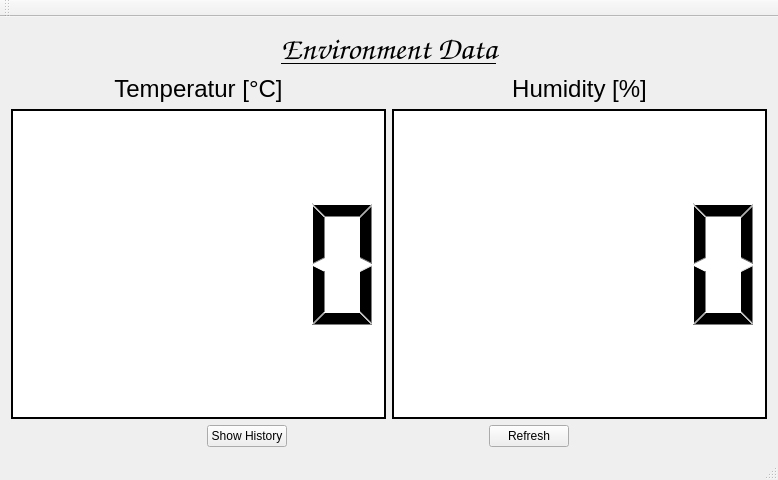
The window that gui/GuiDataVisualization/mainwindow.ui (PhilippWuerfel/EspSensorProj) describes before a commit, drawn with Qt 5.
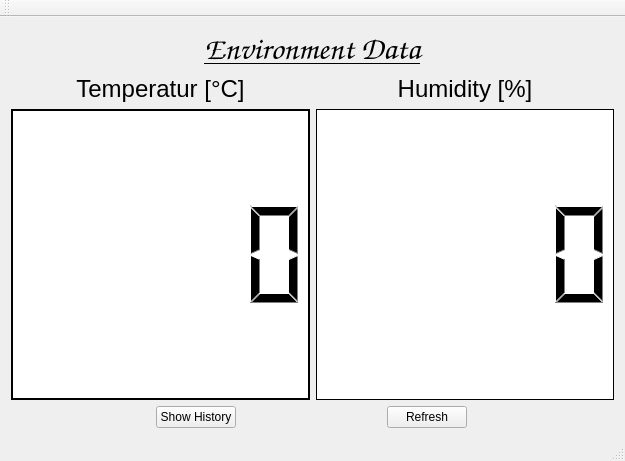
The same window after the commit.

```diff
--- a/gui/GuiDataVisualization/mainwindow.ui
+++ b/gui/GuiDataVisualization/mainwindow.ui
@@ -6,8 +6,8 @@
    <rect>
     <x>0</x>
     <y>0</y>
-    <width>778</width>
-    <height>480</height>
+    <width>625</width>
+    <height>461</height>
    </rect>
   </property>
   <property name="windowTitle">
@@ -995,7 +995,7 @@
          <bool>true</bool>
         </property>
         <property name="frameShape">
-         <enum>QFrame::WinPanel</enum>
+         <enum>QFrame::Box</enum>
         </property>
         <property name="frameShadow">
          <enum>QFrame::Plain</enum>
```
Left out of the diff: 2 changed lines with no effect on the pictures.
